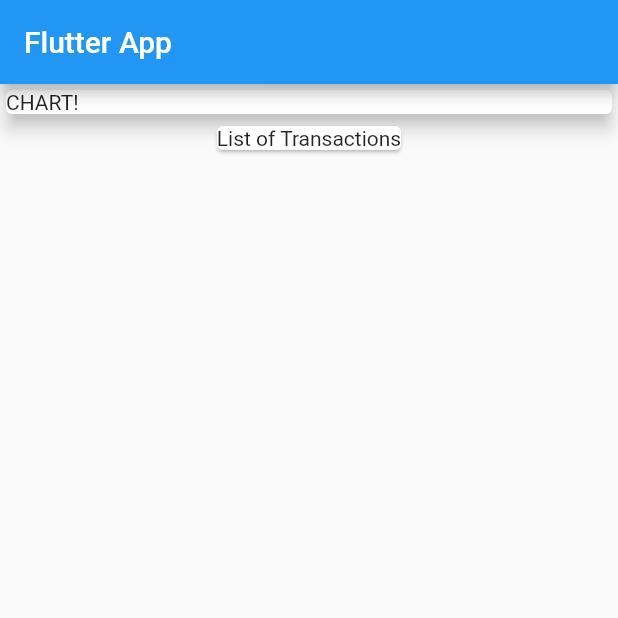
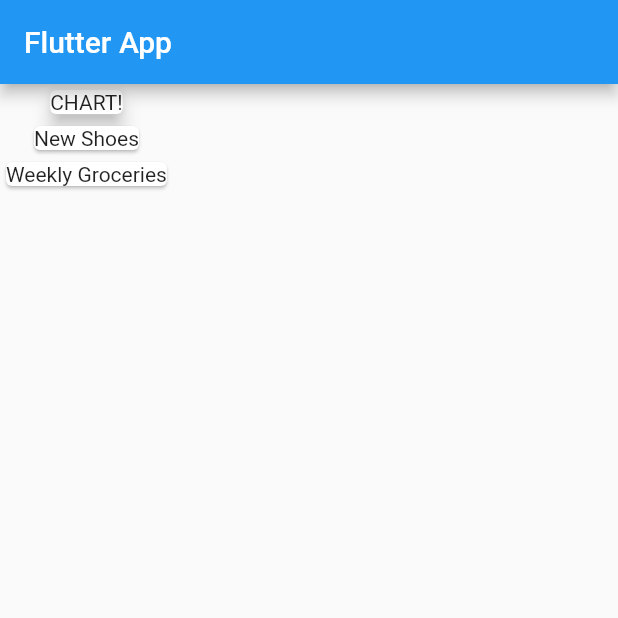
Before and after one commit to muriukiMartin/finance_app, a Flutter app: the screen it shows after launch, on a phone screen of 412 x 824 dp, the top half of it. Run offline on Flutter 3.47's test engine with Material 2 defaults, Android fonts, the phone set to English and light mode, and no system bars.

Commit message:
Mapping data to widgets from custom objects

```diff
--- a/lib/main.dart
+++ b/lib/main.dart
@@ -1,4 +1,5 @@
 import 'package:flutter/material.dart';
+import './transaction.dart';
 
 void main() => runApp(MyApp());
 
@@ -13,6 +14,21 @@ class MyApp extends StatelessWidget {
 }
 
 class MyHomePage extends StatelessWidget {
+  final List<Transaction> transactions = [
+    Transaction(
+      id: 't1',
+      title: 'New Shoes',
+      amount: 69.99,
+      date: DateTime.now(),
+    ),
+    Transaction(
+      id: 't2',
+      title: 'Weekly Groceries',
+      amount: 17.50,
+      date: DateTime.now(),
+    ),
+  ];
+
   @override
   Widget build(BuildContext context) {
     return Scaffold(
@@ -22,14 +38,17 @@ class MyHomePage extends StatelessWidget {
       body: Column(
         children: <Widget>[
           Container(
-            width: double.infinity,
             child: Card(
               child: Text('CHART!'),
               elevation: 5,
             ),
           ),
-          Card(
-            child: Text('List of Transactions'),
+          Column(
+            children: transactions.map((tx) {
+              return Card(
+                child: Text(tx.title),
+              );
+            }).toList(),
           ),
         ],
       ),
--- /dev/null
+++ b/lib/transaction.dart
@@ -0,0 +1,15 @@
+import 'package:flutter/foundation.dart';
+
+class Transaction {
+  final String id;
+  final String title;
+  final double amount;
+  final DateTime date;
+
+  Transaction({
+    @required this.id,
+    @required this.title,
+    @required this.amount,
+    @required this.date,
+  });
+}
```
